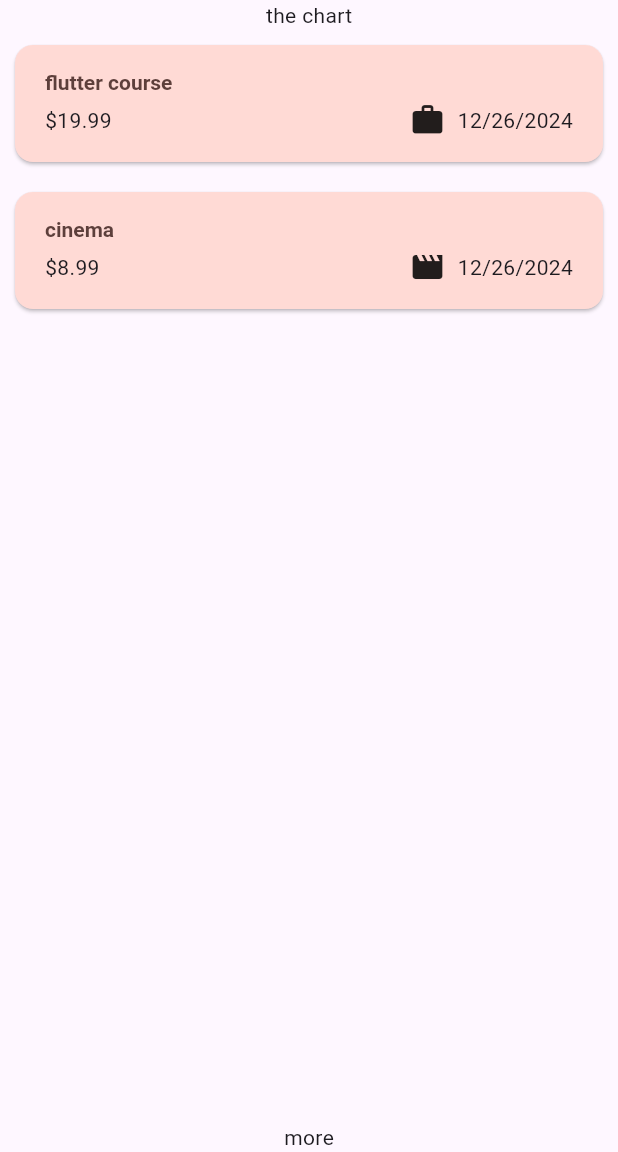
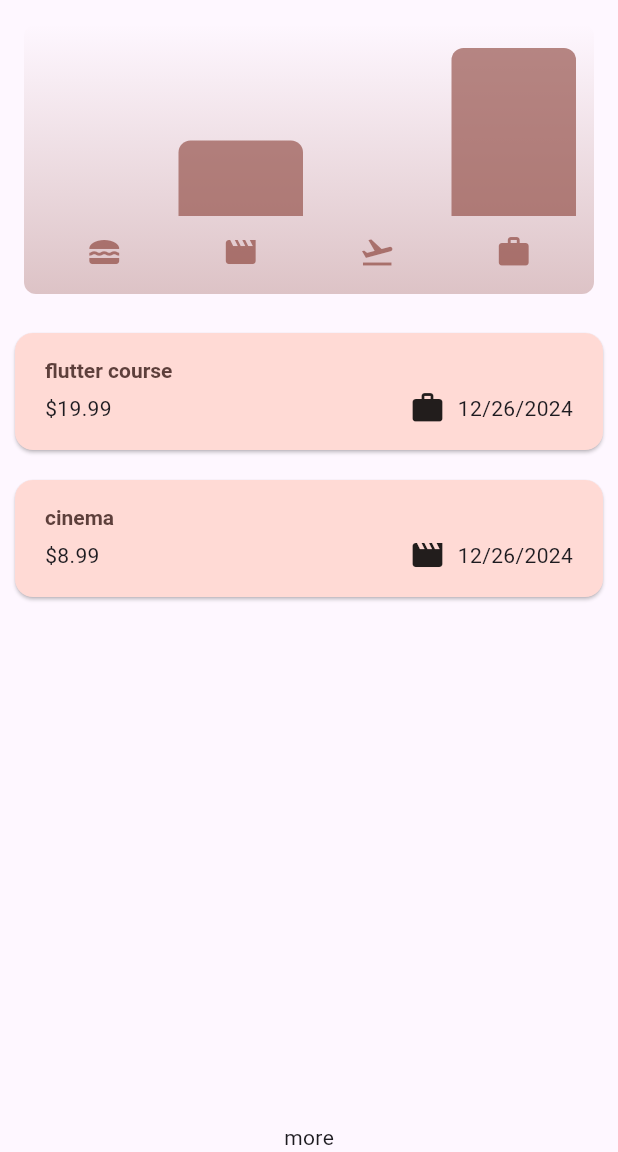
Before and after one commit to ybot1122/flutter-udemy, a Flutter app: the screen it shows after launch, on a phone screen of 412 x 824 dp, the part 84-1236 px from its top. Run offline on Flutter 3.47's test engine with Material 3 defaults, Android fonts, the phone set to English and light mode, and no system bars; our stand-ins replace google_fonts.

Commit message:
expense chart:

```diff
--- a/expense_tracker/lib/expenses.dart
+++ b/expense_tracker/lib/expenses.dart
@@ -1,3 +1,4 @@
+import 'package:expense_tracker/widgets/chart/chart.dart';
 import 'package:expense_tracker/widgets/expenses_list/expenses_list.dart';
 import 'package:expense_tracker/models/expense.dart';
 import 'package:expense_tracker/widgets/new_expense.dart';
@@ -86,7 +87,7 @@ class _ExpensesState extends State<Expenses> {
       ),
       body: Column(
         children: [
-          const Text('the chart'),
+          Chart(expenses: _registeredExpenses),
           Expanded(
             child: mainContent,
           ),
--- /dev/null
+++ b/expense_tracker/lib/widgets/chart/chart.dart
@@ -0,0 +1,95 @@
+import 'package:flutter/material.dart';
+
+import 'package:expense_tracker/widgets/chart/chart_bar.dart';
+import 'package:expense_tracker/models/expense.dart';
+
+class Chart extends StatelessWidget {
+  const Chart({super.key, required this.expenses});
+
+  final List<Expense> expenses;
+
+  List<ExpenseBucket> get buckets {
+    return [
+      ExpenseBucket.forCategory(expenses, Category.food),
+      ExpenseBucket.forCategory(expenses, Category.leisure),
+      ExpenseBucket.forCategory(expenses, Category.travel),
+      ExpenseBucket.forCategory(expenses, Category.work),
+    ];
+  }
+
+  double get maxTotalExpense {
+    double maxTotalExpense = 0;
+
+    for (final bucket in buckets) {
+      if (bucket.totalExpenses > maxTotalExpense) {
+        maxTotalExpense = bucket.totalExpenses;
+      }
+    }
+
+    return maxTotalExpense;
+  }
+
+  @override
+  Widget build(BuildContext context) {
+    final isDarkMode =
+        MediaQuery.of(context).platformBrightness == Brightness.dark;
+    return Container(
+      margin: const EdgeInsets.all(16),
+      padding: const EdgeInsets.symmetric(
+        vertical: 16,
+        horizontal: 8,
+      ),
+      width: double.infinity,
+      height: 180,
+      decoration: BoxDecoration(
+        borderRadius: BorderRadius.circular(8),
+        gradient: LinearGradient(
+          colors: [
+            Theme.of(context).colorScheme.primary.withOpacity(0.3),
+            Theme.of(context).colorScheme.primary.withOpacity(0.0)
+          ],
+          begin: Alignment.bottomCenter,
+          end: Alignment.topCenter,
+        ),
+      ),
+      child: Column(
+        children: [
+          Expanded(
+            child: Row(
+              crossAxisAlignment: CrossAxisAlignment.end,
+              children: [
+                for (final bucket in buckets) // alternative to map()
+                  ChartBar(
+                    fill: bucket.totalExpenses == 0
+                        ? 0
+                        : bucket.totalExpenses / maxTotalExpense,
+                  )
+              ],
+            ),
+          ),
+          const SizedBox(height: 12),
+          Row(
+            children: buckets
+                .map(
+                  (bucket) => Expanded(
+                    child: Padding(
+                      padding: const EdgeInsets.symmetric(horizontal: 4),
+                      child: Icon(
+                        categoryIcons[bucket.category],
+                        color: isDarkMode
+                            ? Theme.of(context).colorScheme.secondary
+                            : Theme.of(context)
+                                .colorScheme
+                                .primary
+                                .withOpacity(0.7),
+                      ),
+                    ),
+                  ),
+                )
+                .toList(),
+          )
+        ],
+      ),
+    );
+  }
+}
--- /dev/null
+++ b/expense_tracker/lib/widgets/chart/chart_bar.dart
@@ -0,0 +1,34 @@
+import 'package:flutter/material.dart';
+
+class ChartBar extends StatelessWidget {
+  const ChartBar({
+    super.key,
+    required this.fill,
+  });
+
+  final double fill;
+
+  @override
+  Widget build(BuildContext context) {
+    final isDarkMode =
+        MediaQuery.of(context).platformBrightness == Brightness.dark;
+    return Expanded(
+      child: Padding(
+        padding: const EdgeInsets.symmetric(horizontal: 4),
+        child: FractionallySizedBox(
+          heightFactor: fill,
+          child: DecoratedBox(
+            decoration: BoxDecoration(
+              shape: BoxShape.rectangle,
+              borderRadius:
+                  const BorderRadius.vertical(top: Radius.circular(8)),
+              color: isDarkMode
+                  ? Theme.of(context).colorScheme.secondary
+                  : Theme.of(context).colorScheme.primary.withOpacity(0.65),
+            ),
+          ),
+        ),
+      ),
+    );
+  }
+}
```
